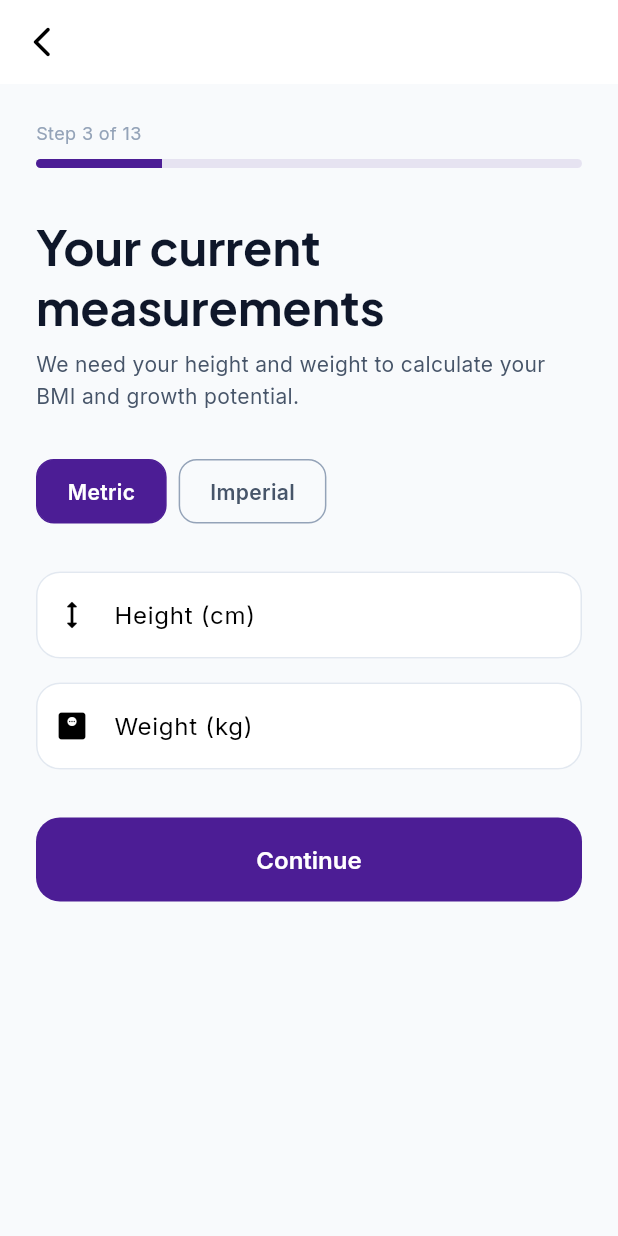
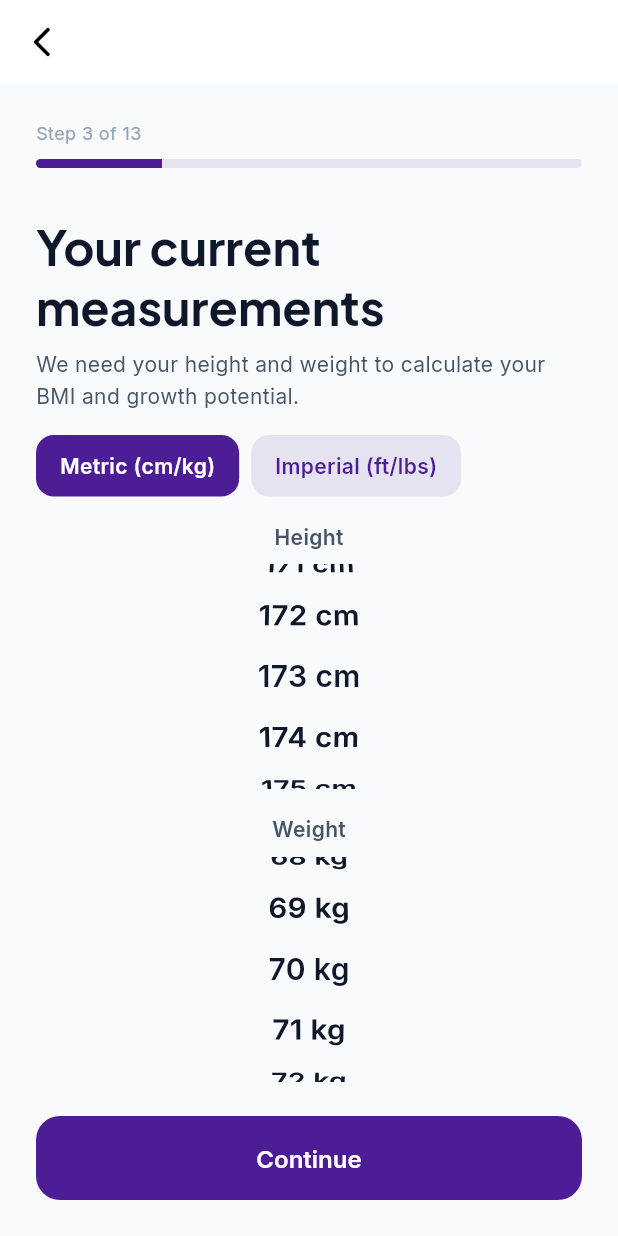
Before and after one commit to MirzaAliAkbar/GetTaller, a Flutter app: the CurrentMeasurementsScreen screen opened by its route, on a phone screen of 412 x 824 dp. Run offline on Flutter 3.47's test engine with Material 3 defaults, Android fonts, the phone set to English and light mode, and no system bars; our stand-ins replace equatable, firebase_analytics, firebase_core, firebase_crashlytics, firebase_remote_config, fl_chart and 12 more; accounts and stored records are empty.

Commit message:
Add scroll pickers for onboarding, fix imperial support
- Replaced TextField inputs with scroll pickers (ListWheelScrollView)
- Imperial height: two wheels (feet 4-7, inches 0-11)
- Metric height: single wheel (140-220 cm)
- Weight: similar scroll picker approach
- Defaults based on gender (male: 5'7/173cm, female: 5'4/162cm)
- Parent height screen: added imperial toggle and scroll pickers
- Result preview: shows heights in selected unit system

```diff
--- a/lib/features/onboarding/presentation/screens/current_measurements_screen.dart
+++ b/lib/features/onboarding/presentation/screens/current_measurements_screen.dart
@@ -6,6 +6,7 @@
 import '../../../../core/theme/app_theme.dart';
 import '../../../../core/utils/constants.dart';
 import '../../../../core/utils/unit_converter.dart';
+import '../../../../shared/widgets/scroll_picker.dart';
 
 class CurrentMeasurementsScreen extends ConsumerStatefulWidget {
   const CurrentMeasurementsScreen({super.key});
@@ -15,26 +16,48 @@
 }
 
 class _CurrentMeasurementsScreenState extends ConsumerState<CurrentMeasurementsScreen> {
-  final _heightController = TextEditingController();
-  final _weightController = TextEditingController();
   bool _isMetric = true;
+  int _selectedHeightCm = 170;
+  int _selectedFeet = 5;
+  int _selectedInches = 7;
+  int _selectedWeightKg = 65;
+  int _selectedWeightLbs = 143;
+
+  // Get gender from onboarding data for defaults
+  bool get _isMale {
+    final data = ref.read(onboardingProvider);
+    return data?.isMale ?? true;
+  }
 
   @override
-  void dispose() {
-    _heightController.dispose();
-    _weightController.dispose();
-    super.dispose();
+  void initState() {
+    super.initState();
+    // Set defaults based on gender
+    if (_isMale) {
+      _selectedHeightCm = 173;
+      _selectedFeet = 5;
+      _selectedInches = 7;
+      _selectedWeightKg = 70;
+      _selectedWeightLbs = 154;
+    } else {
+      _selectedHeightCm = 162;
+      _selectedFeet = 5;
+      _selectedInches = 4;
+      _selectedWeightKg = 55;
+      _selectedWeightLbs = 121;
+    }
+    // Start with saved preference
+    _isMetric = UnitConverter.isMetric;
   }
 
   void _submit() {
-    final height = double.tryParse(_heightController.text);
-    final weight = double.tryParse(_weightController.text);
-    if (height == null || weight == null) return;
+    final heightCm = _isMetric
+        ? _selectedHeightCm.toDouble()
+        : (_selectedFeet * 12 + _selectedInches) * 2.54;
+    final weightKg = _isMetric
+        ? _selectedWeightKg.toDouble()
+        : _selectedWeightLbs * 0.453592;
 
-    final heightCm = _isMetric ? height : height * 2.54;
-    final weightKg = _isMetric ? weight : weight * 0.453592;
-
-    // Save unit preference so dashboard uses correct units
     UnitConverter.setMetric(_isMetric);
 
     ref.read(onboardingProvider.notifier).setMeasurements(
@@ -56,7 +79,6 @@
       body: SafeArea(
         child: Padding(
           padding: const EdgeInsets.all(AppConstants.spacingXl),
-          child: SingleChildScrollView(
           child: Column(
             crossAxisAlignment: CrossAxisAlignment.start,
             children: [
@@ -67,65 +89,42 @@
               const SizedBox(height: AppConstants.spacingSm),
               Text("We need your height and weight to calculate your BMI and growth potential.",
                   style: Theme.of(context).textTheme.bodyMedium),
-                const SizedBox(height: AppConstants.spacingXxl),
+              const SizedBox(height: AppConstants.spacingLg),
 
               // Unit toggle
               Row(
                 children: [
-                    GestureDetector(
-                      onTap: () => setState(() => _isMetric = true),
-                      child: Container(
-                        padding: const EdgeInsets.symmetric(horizontal: 20, vertical: 10),
-                        decoration: BoxDecoration(
-                          color: _isMetric ? AppTheme.accent : Colors.transparent,
-                          borderRadius: BorderRadius.circular(12),
-                          border: Border.all(color: _isMetric ? AppTheme.accent : AppTheme.textTertiary),
-                        ),
-                        child: Text('Metric', style: TextStyle(
-                          color: _isMetric ? Colors.white : AppTheme.textSecondary,
-                          fontWeight: FontWeight.w600,
-                        )),
-                      ),
-                    ),
+                  _unitButton('Metric (cm/kg)', true),
                   const SizedBox(width: 8),
-                    GestureDetector(
-                      onTap: () => setState(() => _isMetric = false),
-                      child: Container(
-                        padding: const EdgeInsets.symmetric(horizontal: 20, vertical: 10),
-                        decoration: BoxDecoration(
-                          color: !_isMetric ? AppTheme.accent : Colors.transparent,
-                          borderRadius: BorderRadius.circular(12),
-                          border: Border.all(color: !_isMetric ? AppTheme.accent : AppTheme.textTertiary),
-                        ),
-                        child: Text('Imperial', style: TextStyle(
-                          color: !_isMetric ? Colors.white : AppTheme.textSecondary,
-                          fontWeight: FontWeight.w600,
-                        )),
-                      ),
-                    ),
+                  _unitButton('Imperial (ft/lbs)', false),
                 ],
               ),
-                const SizedBox(height: AppConstants.spacingXxl),
+              const SizedBox(height: AppConstants.spacingLg),
 
-                TextField(
-                  controller: _heightController,
-                  keyboardType: TextInputType.numberWithOptions(decimal: true),
-                  decoration: InputDecoration(
-                    labelText: _isMetric ? 'Height (cm)' : 'Height (inches)',
-                    prefixIcon: const Icon(Icons.height_rounded),
+              Expanded(
+                child: SingleChildScrollView(
+                  child: Column(
+                    children: [
+                      // Height section
+                      _sectionLabel('Height'),
+                      const SizedBox(height: 8),
+                      _isMetric
+                          ? _buildMetricHeightPicker()
+                          : _buildImperialHeightPicker(),
+                      const SizedBox(height: AppConstants.spacingLg),
+
+                      // Weight section
+                      _sectionLabel('Weight'),
+                      const SizedBox(height: 8),
+                      _isMetric
+                          ? _buildMetricWeightPicker()
+                          : _buildImperialWeightPicker(),
+                    ],
                   ),
-                ),
-                const SizedBox(height: AppConstants.spacingLg),
-                TextField(
-                  controller: _weightController,
-                  keyboardType: TextInputType.numberWithOptions(decimal: true),
-                  decoration: InputDecoration(
-                    labelText: _isMetric ? 'Weight (kg)' : 'Weight (lbs)',
-                    prefixIcon: const Icon(Icons.monitor_weight_rounded),
                 ),
               ),
 
-                const SizedBox(height: AppConstants.spacingXxl),
+              const SizedBox(height: AppConstants.spacingLg),
               SizedBox(
                 width: double.infinity,
                 height: 56,
@@ -134,12 +133,76 @@
                   child: const Text('Continue'),
                 ),
               ),
-                SizedBox(height: MediaQuery.of(context).viewInsets.bottom + AppConstants.spacingLg),
             ],
           ),
         ),
       ),
+    );
+  }
+
+  Widget _unitButton(String label, bool metric) {
+    final selected = _isMetric == metric;
+    return GestureDetector(
+      onTap: () => setState(() => _isMetric = metric),
+      child: Container(
+        padding: const EdgeInsets.symmetric(horizontal: 16, vertical: 10),
+        decoration: BoxDecoration(
+          color: selected ? AppTheme.accent : AppTheme.accent.withOpacity(0.1),
+          borderRadius: BorderRadius.circular(12),
         ),
+        child: Text(label, style: TextStyle(
+          color: selected ? Colors.white : AppTheme.accent,
+          fontWeight: FontWeight.w600, fontSize: 14,
+        )),
+      ),
+    );
+  }
+
+  Widget _sectionLabel(String label) {
+    return Text(label, style: GoogleFonts.inter(
+      fontSize: 14, fontWeight: FontWeight.w600, color: AppTheme.textSecondary,
+    ));
+  }
+
+  Widget _buildMetricHeightPicker() {
+    final items = List.generate(81, (i) => '${140 + i} cm');
+    return ScrollPicker(
+      items: items,
+      initialIndex: _selectedHeightCm - 140,
+      onSelected: (i) => setState(() => _selectedHeightCm = 140 + i),
+    );
+  }
+
+  Widget _buildImperialHeightPicker() {
+    final feetItems = List.generate(4, (i) => '${4 + i} ft');
+    final inchItems = List.generate(12, (i) => '$i in');
+    return DualScrollPicker(
+      leftItems: feetItems,
+      rightItems: inchItems,
+      initialLeftIndex: _selectedFeet - 4,
+      initialRightIndex: _selectedInches,
+      leftLabel: 'Feet',
+      rightLabel: 'Inches',
+      onLeftChanged: (i) => setState(() => _selectedFeet = 4 + i),
+      onRightChanged: (i) => setState(() => _selectedInches = i),
+    );
+  }
+
+  Widget _buildMetricWeightPicker() {
+    final items = List.generate(111, (i) => '${40 + i} kg');
+    return ScrollPicker(
+      items: items,
+      initialIndex: _selectedWeightKg - 40,
+      onSelected: (i) => setState(() => _selectedWeightKg = 40 + i),
+    );
+  }
+
+  Widget _buildImperialWeightPicker() {
+    final items = List.generate(241, (i) => '${90 + i} lbs');
+    return ScrollPicker(
+      items: items,
+      initialIndex: _selectedWeightLbs - 90,
+      onSelected: (i) => setState(() => _selectedWeightLbs = 90 + i),
     );
   }
 
--- /dev/null
+++ b/lib/shared/widgets/scroll_picker.dart
@@ -0,0 +1,130 @@
+import 'package:flutter/material.dart';
+import 'package:flutter/cupertino.dart';
+import 'package:google_fonts/google_fonts.dart';
+import '../../core/theme/app_theme.dart';
+
+class ScrollPicker extends StatelessWidget {
+  final List<String> items;
+  final int initialIndex;
+  final ValueChanged<int> onSelected;
+  final double itemExtent;
+
+  const ScrollPicker({
+    super.key,
+    required this.items,
+    required this.onSelected,
+    this.initialIndex = 0,
+    this.itemExtent = 40,
+  });
+
+  @override
+  Widget build(BuildContext context) {
+    return SizedBox(
+      height: 150,
+      child: ListWheelScrollView.useDelegate(
+        controller: FixedExtentScrollController(initialItem: initialIndex),
+        itemExtent: itemExtent,
+        physics: const FixedExtentScrollPhysics(),
+        onSelectedItemChanged: onSelected,
+        childDelegate: ListWheelChildBuilderDelegate(
+          childCount: items.length,
+          builder: (context, index) {
+            return Center(
+              child: Text(
+                items[index],
+                style: GoogleFonts.inter(
+                  fontSize: 20,
+                  fontWeight: FontWeight.w600,
+                  color: AppTheme.textPrimary,
+                ),
+              ),
+            );
+          },
+        ),
+      ),
+    );
+  }
+}
+
+class DualScrollPicker extends StatelessWidget {
+  final List<String> leftItems;
+  final List<String> rightItems;
+  final int initialLeftIndex;
+  final int initialRightIndex;
+  final ValueChanged<int> onLeftChanged;
+  final ValueChanged<int> onRightChanged;
+  final String leftLabel;
+  final String rightLabel;
+
+  const DualScrollPicker({
+    super.key,
+    required this.leftItems,
+    required this.rightItems,
+    required this.onLeftChanged,
+    required this.onRightChanged,
+    this.initialLeftIndex = 0,
+    this.initialRightIndex = 0,
+    this.leftLabel = '',
+    this.rightLabel = '',
+  });
+
+  @override
+  Widget build(BuildContext context) {
+    return SizedBox(
+      height: 150,
+      child: Row(
+        children: [
+          Expanded(
+            child: Column(
+              children: [
+                if (leftLabel.isNotEmpty)
+                  Text(leftLabel, style: TextStyle(fontSize: 12, color: AppTheme.textTertiary)),
+                Expanded(
+                  child: ListWheelScrollView.useDelegate(
+                    controller: FixedExtentScrollController(initialItem: initialLeftIndex),
+                    itemExtent: 40,
+                    physics: const FixedExtentScrollPhysics(),
+                    onSelectedItemChanged: onLeftChanged,
+                    childDelegate: ListWheelChildBuilderDelegate(
+                      childCount: leftItems.length,
+                      builder: (context, index) => Center(
+                        child: Text(leftItems[index], style: GoogleFonts.inter(
+                          fontSize: 20, fontWeight: FontWeight.w600, color: AppTheme.textPrimary,
+                        )),
+                      ),
+                    ),
+                  ),
+                ),
+              ],
+            ),
+          ),
+          const SizedBox(width: 8),
+          Expanded(
+            child: Column(
+              children: [
+                if (rightLabel.isNotEmpty)
+                  Text(rightLabel, style: TextStyle(fontSize: 12, color: AppTheme.textTertiary)),
+                Expanded(
+                  child: ListWheelScrollView.useDelegate(
+                    controller: FixedExtentScrollController(initialItem: initialRightIndex),
+                    itemExtent: 40,
+                    physics: const FixedExtentScrollPhysics(),
+                    onSelectedItemChanged: onRightChanged,
+                    childDelegate: ListWheelChildBuilderDelegate(
+                      childCount: rightItems.length,
+                      builder: (context, index) => Center(
+                        child: Text(rightItems[index], style: GoogleFonts.inter(
+                          fontSize: 20, fontWeight: FontWeight.w600, color: AppTheme.textPrimary,
+                        )),
+                      ),
+                    ),
+                  ),
+                ),
+              ],
+            ),
+          ),
+        ],
+      ),
+    );
+  }
+}
```
Also changed, not shown: lib/features/onboarding/presentation/screens/parent_height_screen.dart (+112 -38 lines), lib/features/onboarding/presentation/screens/result_preview_screen.dart (+5 -4 lines). Lines whose indentation alone changed are shown as unchanged.
